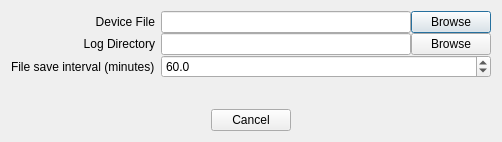
Above: inlinino/resources/setup_acs.ui from OceanOptics/Inlinino before the change. Below: the same form after it.
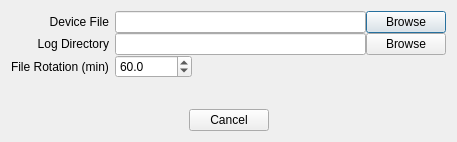
That is the form after the change.

Commit message: Adjust dialog to record a float instead of a string and add tool tip.

What changed in the file:
```diff
--- a/inlinino/resources/setup_acs.ui
+++ b/inlinino/resources/setup_acs.ui
@@ -99,20 +99,29 @@
      <item row="2" column="0">
         <widget class="QLabel" name="label_log_period">
         <property name="text">
-        <string>File save interval (minutes)</string>
+        <string>File Rotation (min)</string>
         </property>
         </widget>
     </item>
      <item row="2" column="1">
-        <widget class="QDoubleSpinBox" name="le_length">
+      <widget class="QDoubleSpinBox" name="sb_length">
+       <property name="sizePolicy">
+        <sizepolicy hsizetype="Fixed" vsizetype="Fixed">
+         <horstretch>0</horstretch>
+         <verstretch>0</verstretch>
+        </sizepolicy>
+       </property>
+       <property name="toolTip">
+        <string>File rotation interval in minutes, correspond to the length of files recorded. A new file is created beyond that time. Default is 60 minutes.</string>
+       </property>
         <property name="decimals">
             <number>1</number>
         </property>
-        <property name="maximum">
-            <double>86400.0</double>
-        </property>
         <property name="minimum">
-            <double>0.01</double>
+        <double>0.0</double>
+       </property>
+       <property name="maximum">
+        <double>525600.0</double>
         </property>
         <property name="singleStep">
             <double>1.0</double>
```
Lines whose indentation alone changed are shown as unchanged.
